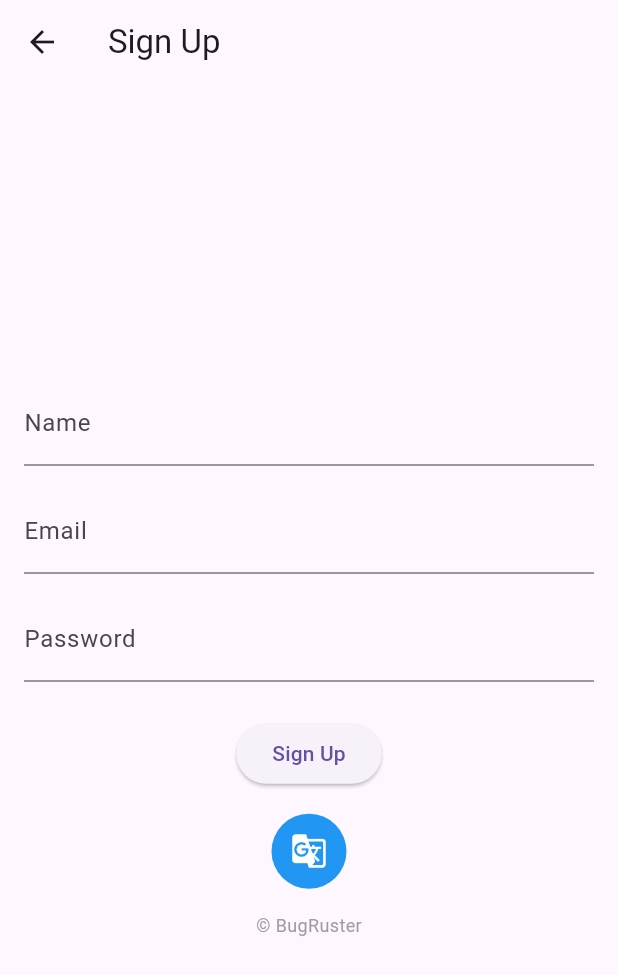
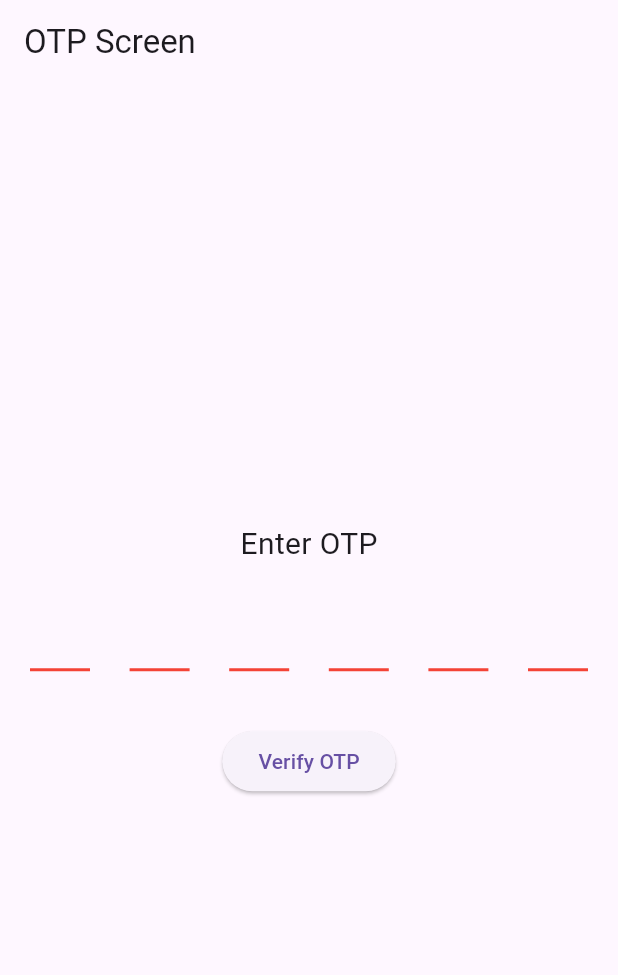
Before and after one commit to BugRuster/todo, a Flutter app: the SignUpPage screen opened directly, after a tap on "Sign Up", on a phone screen of 412 x 824 dp. Shown: the top 975 px of the screen. Run offline on Flutter 3.47's test engine with Material 3 defaults, Android fonts, the phone set to English and light mode, and no system bars; drawn by our look-alikes of pin_code_fields; our stand-ins replace get.

Commit message:
OTP Screens Added and Whatsapp Backend also

```diff
--- a/lib/Login/LoginPage.dart
+++ b/lib/Login/LoginPage.dart
@@ -1,7 +1,7 @@
 import 'package:flutter/material.dart';
 import 'package:todo/SignUp/SignUp_Page_Name.dart';
 import 'package:url_launcher/url_launcher.dart';
-import 'package:todo/AppScreensMain/HomeScreen.dart';
+import 'package:todo/Login/OTP.dart';
 
 void main() {
   runApp(MyApp());
@@ -59,7 +59,7 @@ class LoginPage extends StatelessWidget {
                 onPressed: () {
                   Navigator.push(
                     context,
-                    MaterialPageRoute(builder: (context) => HomeScreen()),
+                    MaterialPageRoute(builder: (context) => OTPScreen()),
                   );
                 },
                 child: Text('Login'),
--- /dev/null
+++ b/lib/Login/OTP.dart
@@ -0,0 +1,68 @@
+import 'package:flutter/material.dart';
+import 'package:pin_code_fields/pin_code_fields.dart';
+import 'package:todo/AppScreensMain/HomeScreen.dart';
+import 'package:todo/AppScreensMain/MSG_What.dart';
+
+void main() {
+  runApp(OTPScreen());
+}
+
+class OTPScreen extends StatelessWidget {
+  TextEditingController _otpController = TextEditingController();
+
+  @override
+  Widget build(BuildContext context) {
+    return MaterialApp(
+      home: Scaffold(
+        appBar: AppBar(
+          title: Text('OTP Screen'),
+        ),
+        body: Padding(
+          padding: const EdgeInsets.all(20.0),
+          child: Column(
+            mainAxisAlignment: MainAxisAlignment.center,
+            children: [
+              Text(
+                'Enter OTP',
+                style: TextStyle(fontSize: 20),
+              ),
+              SizedBox(height: 20),
+              PinCodeTextField(
+                appContext: context,
+                controller: _otpController,
+                length: 6,
+                onChanged: (value) {
+                  // Handle OTP changes
+                },
+                onCompleted: (value) {
+                  // Handle OTP when all digits are entered
+                  print('Completed: $value');
+                },
+              ),
+              SizedBox(height: 20),
+              ElevatedButton(
+                onPressed: () {
+                  // Validate the entered OTP and proceed
+                  String enteredOTP = _otpController.text;
+                  // Add your validation logic here
+                  if (enteredOTP == '123456') {
+                    // Navigate to the next screen or perform the desired action
+                    print('OTP is valid. Proceed to the next screen.');
+                  } else {
+                    print('Invalid OTP. Please try again.');
+                  }
+
+                  Navigator.push(
+                    context,
+                    MaterialPageRoute(builder: (context) => MSG_What()),
+                  );
+                },
+                child: Text('Verify OTP'),
+              ),
+            ],
+          ),
+        ),
+      ),
+    );
+  }
+}
--- a/lib/SignUp/SignUp_Page_Name.dart
+++ b/lib/SignUp/SignUp_Page_Name.dart
@@ -1,5 +1,6 @@
 import 'package:flutter/material.dart';
 import 'package:url_launcher/url_launcher.dart';
+import 'package:todo/Login/OTP.dart';
 
 
 void main() {
@@ -65,6 +66,10 @@ class _SignUpPageState extends State<SignUpPage> {
                 print('Name: ${_nameController.text}');
                 print('Email: ${_emailController.text}');
                 print('Password: ${_passwordController.text}');
+                Navigator.push(
+                  context,
+                  MaterialPageRoute(builder: (context) => OTPScreen()),
+                );
               },
               child: Text('Sign Up'),
             ),
--- a/pubspec.yaml
+++ b/pubspec.yaml
@@ -32,6 +32,7 @@ dependencies:
     sdk: flutter
   get: ^4.6.5
   url_launcher: ^6.0.13
+  pin_code_fields: ^8.0.1
 
 
   # The following adds the Cupertino Icons font to your application.
```
Also changed, not shown: lib/AppScreensMain/MSG_What.dart (added, +45 -0 lines), pubspec.lock.
